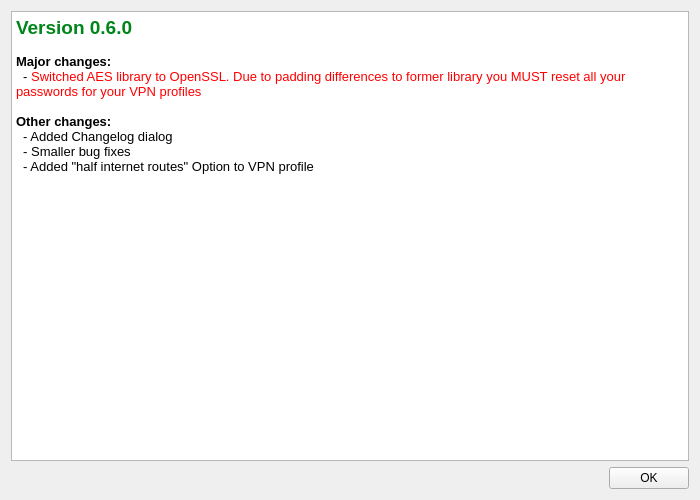
The window that openfortigui/vpnchangelog.ui (theinvisible/openfortigui) describes before a commit, drawn with Qt 5.
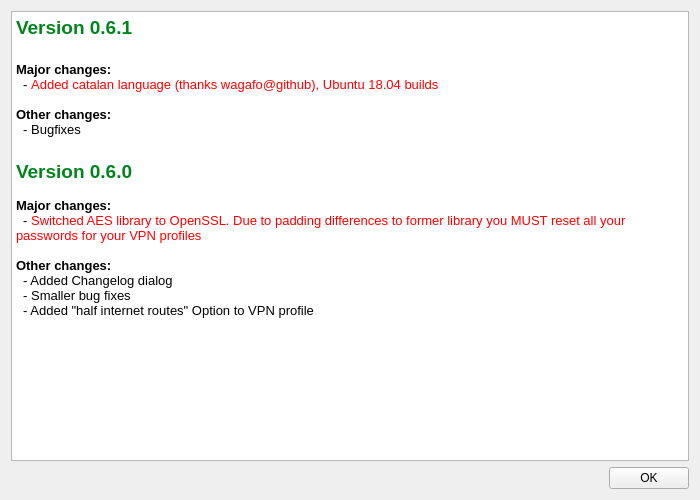
The same window after the commit.

Commit message: Language update, preparation for next release

```diff
--- a/openfortigui/vpnchangelog.ui
+++ b/openfortigui/vpnchangelog.ui
@@ -21,6 +21,14 @@
 &lt;html&gt;&lt;head&gt;&lt;meta name=&quot;qrichtext&quot; content=&quot;1&quot; /&gt;&lt;style type=&quot;text/css&quot;&gt;
 p, li { white-space: pre-wrap; }
 &lt;/style&gt;&lt;/head&gt;&lt;body style=&quot; font-family:'Noto Sans'; font-size:10pt; font-weight:400; font-style:normal;&quot;&gt;
+&lt;p style=&quot; margin-top:0px; margin-bottom:0px; margin-left:0px; margin-right:0px; -qt-block-indent:0; text-indent:0px;&quot;&gt;&lt;span style=&quot; font-size:14pt; font-weight:600; color:#00851b;&quot;&gt;Version 0.6.1&lt;/span&gt;&lt;/p&gt;
+&lt;p style=&quot;-qt-paragraph-type:empty; margin-top:0px; margin-bottom:0px; margin-left:0px; margin-right:0px; -qt-block-indent:0; text-indent:0px; font-size:14pt; font-weight:600; color:#00851b;&quot;&gt;&lt;br /&gt;&lt;/p&gt;
+&lt;p style=&quot; margin-top:0px; margin-bottom:0px; margin-left:0px; margin-right:0px; -qt-block-indent:0; text-indent:0px;&quot;&gt;&lt;span style=&quot; font-weight:600;&quot;&gt;Major changes:&lt;/span&gt;&lt;/p&gt;
+&lt;p style=&quot; margin-top:0px; margin-bottom:0px; margin-left:0px; margin-right:0px; -qt-block-indent:0; text-indent:0px;&quot;&gt;&lt;span style=&quot; font-weight:600;&quot;&gt; &lt;/span&gt; - &lt;span style=&quot; color:#ff0000;&quot;&gt;Added catalan language (thanks wagafo@github), Ubuntu 18.04 builds&lt;/span&gt;&lt;/p&gt;
+&lt;p style=&quot;-qt-paragraph-type:empty; margin-top:0px; margin-bottom:0px; margin-left:0px; margin-right:0px; -qt-block-indent:0; text-indent:0px; font-weight:600;&quot;&gt;&lt;br /&gt;&lt;/p&gt;
+&lt;p style=&quot; margin-top:0px; margin-bottom:0px; margin-left:0px; margin-right:0px; -qt-block-indent:0; text-indent:0px;&quot;&gt;&lt;span style=&quot; font-weight:600;&quot;&gt;Other changes:&lt;/span&gt;&lt;/p&gt;
+&lt;p style=&quot; margin-top:0px; margin-bottom:0px; margin-left:0px; margin-right:0px; -qt-block-indent:0; text-indent:0px;&quot;&gt;  - Bugfixes&lt;/p&gt;
+&lt;p style=&quot;-qt-paragraph-type:empty; margin-top:0px; margin-bottom:0px; margin-left:0px; margin-right:0px; -qt-block-indent:0; text-indent:0px; font-size:14pt; font-weight:600; color:#00851b;&quot;&gt;&lt;br /&gt;&lt;/p&gt;
 &lt;p style=&quot; margin-top:0px; margin-bottom:0px; margin-left:0px; margin-right:0px; -qt-block-indent:0; text-indent:0px;&quot;&gt;&lt;span style=&quot; font-size:14pt; font-weight:600; color:#00851b;&quot;&gt;Version 0.6.0&lt;/span&gt;&lt;/p&gt;
 &lt;p style=&quot;-qt-paragraph-type:empty; margin-top:0px; margin-bottom:0px; margin-left:0px; margin-right:0px; -qt-block-indent:0; text-indent:0px; font-weight:600;&quot;&gt;&lt;br /&gt;&lt;/p&gt;
 &lt;p style=&quot; margin-top:0px; margin-bottom:0px; margin-left:0px; margin-right:0px; -qt-block-indent:0; text-indent:0px;&quot;&gt;&lt;span style=&quot; font-weight:600;&quot;&gt;Major changes:&lt;/span&gt;&lt;/p&gt;
```
The commit also changes 7 other files.
